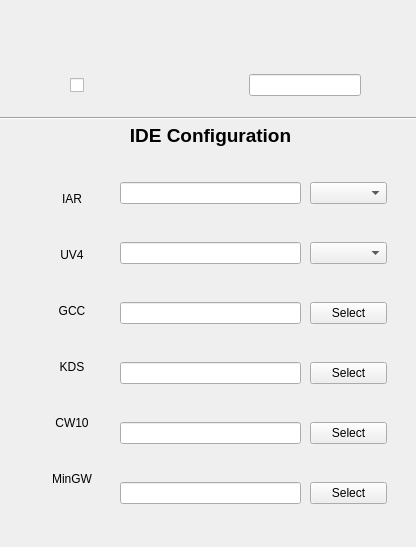
lingxia/station_gui, file src/Build_station/buildConfig/buildConfigUi.ui: the form before one commit.
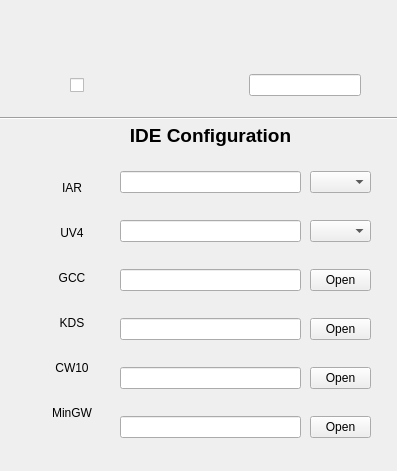
The form after the commit. Icons and pictures are not drawn.

```diff
--- a/src/Build_station/buildConfig/buildConfigUi.ui
+++ b/src/Build_station/buildConfig/buildConfigUi.ui
@@ -6,8 +6,8 @@
    <rect>
     <x>0</x>
     <y>0</y>
-    <width>416</width>
-    <height>547</height>
+    <width>397</width>
+    <height>471</height>
    </rect>
   </property>
   <property name="windowTitle">
@@ -133,7 +133,7 @@
      <x>30</x>
      <y>160</y>
      <width>84</width>
-     <height>361</height>
+     <height>281</height>
     </rect>
    </property>
    <layout class="QVBoxLayout" name="ideVLayout">
@@ -151,8 +151,8 @@
       </property>
       <property name="iconSize">
        <size>
-        <width>40</width>
-        <height>40</height>
+        <width>32</width>
+        <height>32</height>
        </size>
       </property>
       <property name="autoDefault">
@@ -180,8 +180,8 @@
       </property>
       <property name="iconSize">
        <size>
-        <width>40</width>
-        <height>40</height>
+        <width>32</width>
+        <height>32</height>
        </size>
       </property>
       <property name="flat">
@@ -203,8 +203,8 @@
       </property>
       <property name="iconSize">
        <size>
-        <width>40</width>
-        <height>40</height>
+        <width>32</width>
+        <height>32</height>
        </size>
       </property>
       <property name="flat">
@@ -226,8 +226,8 @@
       </property>
       <property name="iconSize">
        <size>
-        <width>40</width>
-        <height>40</height>
+        <width>32</width>
+        <height>32</height>
        </size>
       </property>
       <property name="flat">
@@ -249,8 +249,8 @@
       </property>
       <property name="iconSize">
        <size>
-        <width>40</width>
-        <height>40</height>
+        <width>32</width>
+        <height>32</height>
        </size>
       </property>
       <property name="flat">
@@ -272,8 +272,8 @@
       </property>
       <property name="iconSize">
        <size>
-        <width>32</width>
-        <height>32</height>
+        <width>25</width>
+        <height>25</height>
        </size>
       </property>
       <property name="flat">
@@ -289,7 +289,7 @@
      <x>120</x>
      <y>150</y>
      <width>181</width>
-     <height>391</height>
+     <height>311</height>
     </rect>
    </property>
    <layout class="QVBoxLayout" name="ideLineEditVLayout">
@@ -342,8 +342,8 @@
     <rect>
      <x>310</x>
      <y>150</y>
-     <width>77</width>
-     <height>391</height>
+     <width>61</width>
+     <height>311</height>
     </rect>
    </property>
    <layout class="QVBoxLayout" name="ideComboBoxVLayout">
@@ -367,7 +367,7 @@
        <string>Configurate your GCC path</string>
       </property>
       <property name="text">
-       <string>Select</string>
+       <string>Open</string>
       </property>
      </widget>
     </item>
@@ -377,7 +377,7 @@
        <string>Configurate your KDS path</string>
       </property>
       <property name="text">
-       <string>Select</string>
+       <string>Open</string>
       </property>
      </widget>
     </item>
@@ -387,7 +387,7 @@
        <string>Configurate your Code Worrior path</string>
       </property>
       <property name="text">
-       <string>Select</string>
+       <string>Open</string>
       </property>
      </widget>
     </item>
@@ -397,7 +397,7 @@
        <string>Configurate your MinGW path</string>
       </property>
       <property name="text">
-       <string>Select</string>
+       <string>Open</string>
       </property>
      </widget>
     </item>
```
Left out of the diff: 46 changed lines with no effect on the pictures.
